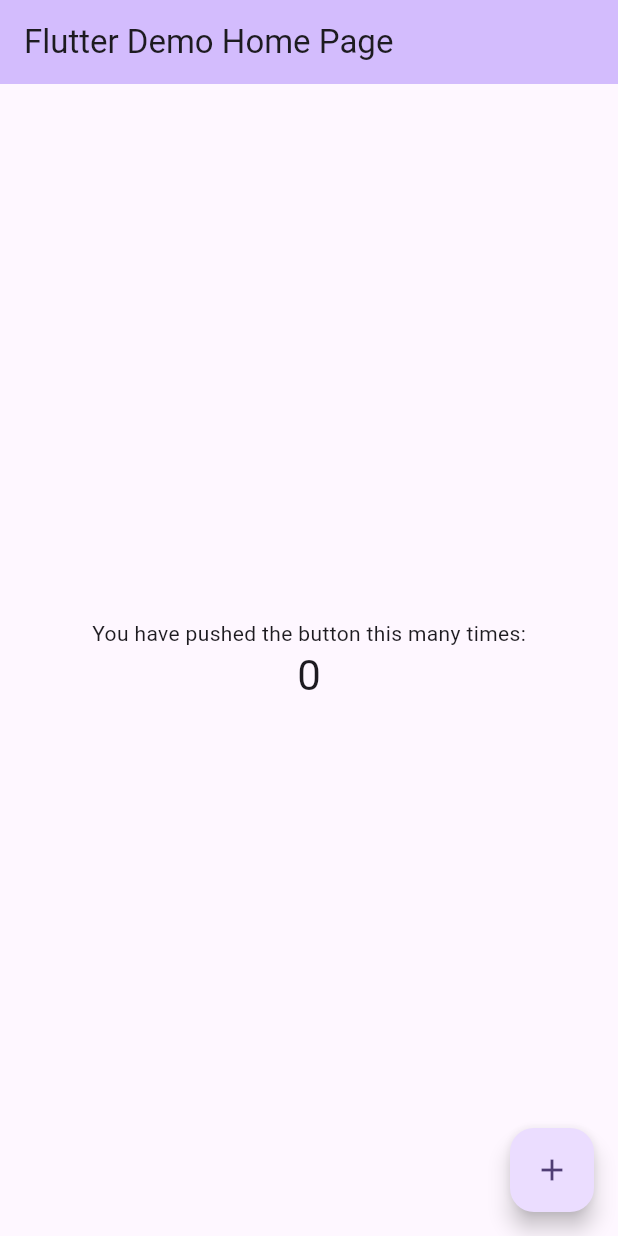
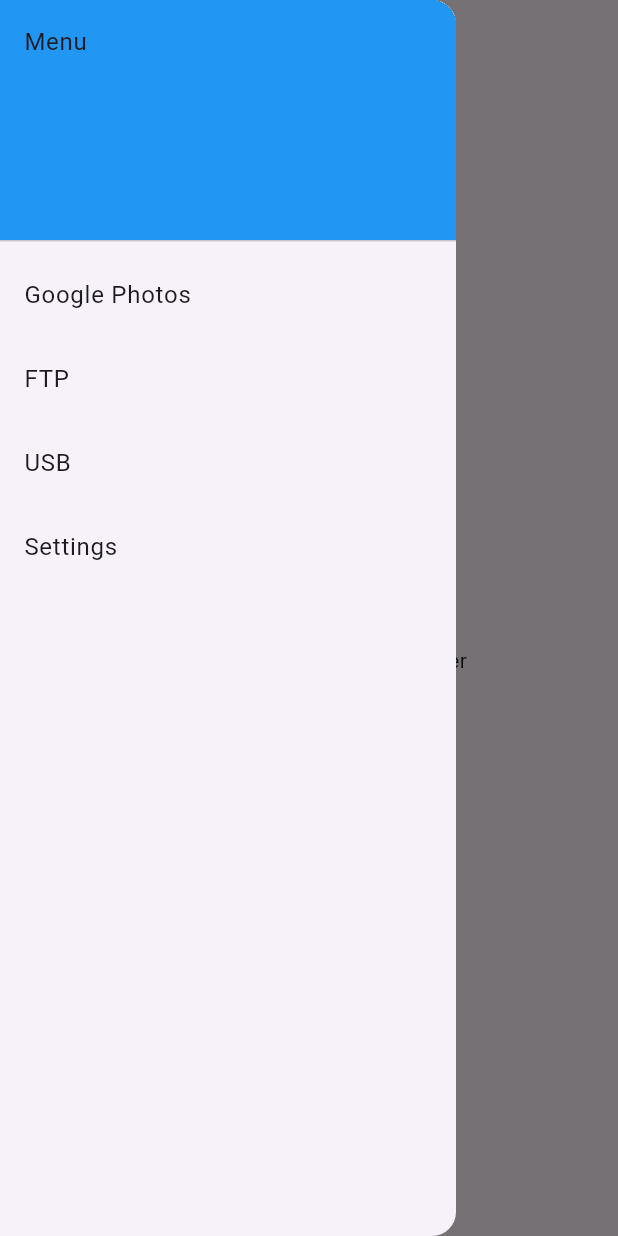
Before and after one commit to lsdizm/my-album, a Flutter app: the screen it shows after launch, with the side drawer open (before the commit the screen has no drawer), on a phone screen of 412 x 824 dp. Run offline on Flutter 3.47's test engine with Material 3 defaults, Android fonts, the phone set to English and light mode, and no system bars; missing offline and left inert: photo_manager.

Commit message:
소스 구조 생성

```diff
--- a/lib/main.dart
+++ b/lib/main.dart
@@ -1,125 +1,133 @@
 import 'package:flutter/material.dart';
 
 void main() {
-  runApp(const MyApp());
+  runApp(MyApp());
 }
 
 class MyApp extends StatelessWidget {
   const MyApp({super.key});
 
-  // This widget is the root of your application.
   @override
   Widget build(BuildContext context) {
     return MaterialApp(
-      title: 'Flutter Demo',
+      title: 'Flutter Drawer Demo',
       theme: ThemeData(
-        // This is the theme of your application.
-        //
-        // TRY THIS: Try running your application with "flutter run". You'll see
-        // the application has a purple toolbar. Then, without quitting the app,
-        // try changing the seedColor in the colorScheme below to Colors.green
-        // and then invoke "hot reload" (save your changes or press the "hot
-        // reload" button in a Flutter-supported IDE, or press "r" if you used
-        // the command line to start the app).
-        //
-        // Notice that the counter didn't reset back to zero; the application
-        // state is not lost during the reload. To reset the state, use hot
-        // restart instead.
-        //
-        // This works for code too, not just values: Most code changes can be
-        // tested with just a hot reload.
-        colorScheme: ColorScheme.fromSeed(seedColor: Colors.deepPurple),
-        useMaterial3: true,
+        primarySwatch: Colors.blue,
       ),
-      home: const MyHomePage(title: 'Flutter Demo Home Page'),
+      home: HomeScreen(),
     );
   }
 }
 
-class MyHomePage extends StatefulWidget {
-  const MyHomePage({super.key, required this.title});
-
-  // This widget is the home page of your application. It is stateful, meaning
-  // that it has a State object (defined below) that contains fields that affect
-  // how it looks.
-
-  // This class is the configuration for the state. It holds the values (in this
-  // case the title) provided by the parent (in this case the App widget) and
-  // used by the build method of the State. Fields in a Widget subclass are
-  // always marked "final".
-
-  final String title;
+class HomeScreen extends StatefulWidget {
+  const HomeScreen({super.key});
 
   @override
-  State<MyHomePage> createState() => _MyHomePageState();
+  _HomeScreenState createState() => _HomeScreenState();
 }
 
-class _MyHomePageState extends State<MyHomePage> {
-  int _counter = 0;
+class _HomeScreenState extends State<HomeScreen> {
+  @override
+  Widget build(BuildContext context) {
+    return Scaffold(
+      appBar: AppBar(
+        title: const Text('Drawer with File List'),
+      ),
+      drawer: AppDrawer(),
+      body: const Center(
+        child: Text('Select an option from the drawer'),
+      ),
+    );
+  }
+}
 
-  void _incrementCounter() {
-    setState(() {
-      // This call to setState tells the Flutter framework that something has
-      // changed in this State, which causes it to rerun the build method below
-      // so that the display can reflect the updated values. If we changed
-      // _counter without calling setState(), then the build method would not be
-      // called again, and so nothing would appear to happen.
-      _counter++;
-    });
-  }
+class AppDrawer extends StatelessWidget {
+  const AppDrawer({super.key});
 
   @override
   Widget build(BuildContext context) {
-    // This method is rerun every time setState is called, for instance as done
-    // by the _incrementCounter method above.
-    //
-    // The Flutter framework has been optimized to make rerunning build methods
-    // fast, so that you can just rebuild anything that needs updating rather
-    // than having to individually change instances of widgets.
-    return Scaffold(
-      appBar: AppBar(
-        // TRY THIS: Try changing the color here to a specific color (to
-        // Colors.amber, perhaps?) and trigger a hot reload to see the AppBar
-        // change color while the other colors stay the same.
-        backgroundColor: Theme.of(context).colorScheme.inversePrimary,
-        // Here we take the value from the MyHomePage object that was created by
-        // the App.build method, and use it to set our appbar title.
-        title: Text(widget.title),
+    return Drawer(
+      child: ListView(
+        padding: EdgeInsets.zero,
+        children: [
+          const DrawerHeader(
+            decoration: BoxDecoration(
+              color: Colors.blue,
+            ),
+            child: Text('Menu'),
+          ),
+          ListTile(
+            title: const Text('Google Photos'),
+            onTap: () {
+              Navigator.push(
+                  context,
+                  MaterialPageRoute(
+                      builder: (context) =>
+                          FileListScreen(source: 'GooglePhotos')));
+            },
+          ),
+          ListTile(
+            title: const Text('FTP'),
+            onTap: () {
+              Navigator.push(
+                  context,
+                  MaterialPageRoute(
+                      builder: (context) => FileListScreen(source: 'FTP')));
+            },
+          ),
+          ListTile(
+            title: const Text('USB'),
+            onTap: () {
+              Navigator.push(
+                  context,
+                  MaterialPageRoute(
+                      builder: (context) => FileListScreen(source: 'USB')));
+            },
+          ),
+          ListTile(
+            title: const Text('Settings'),
+            onTap: () {
+              Navigator.push(context,
+                  MaterialPageRoute(builder: (context) => SettingsScreen()));
+            },
+          ),
+        ],
       ),
-      body: Center(
-        // Center is a layout widget. It takes a single child and positions it
-        // in the middle of the parent.
-        child: Column(
-          // Column is also a layout widget. It takes a list of children and
-          // arranges them vertically. By default, it sizes itself to fit its
-          // children horizontally, and tries to be as tall as its parent.
-          //
-          // Column has various properties to control how it sizes itself and
-          // how it positions its children. Here we use mainAxisAlignment to
-          // center the children vertically; the main axis here is the vertical
-          // axis because Columns are vertical (the cross axis would be
-          // horizontal).
-          //
-          // TRY THIS: Invoke "debug painting" (choose the "Toggle Debug Paint"
-          // action in the IDE, or press "p" in the console), to see the
-          // wireframe for each widget.
-          mainAxisAlignment: MainAxisAlignment.center,
-          children: <Widget>[
-            const Text(
-              'You have pushed the button this many times:',
-            ),
-            Text(
-              '$_counter',
-              style: Theme.of(context).textTheme.headlineMedium,
-            ),
-          ],
-        ),
-      ),
-      floatingActionButton: FloatingActionButton(
-        onPressed: _incrementCounter,
-        tooltip: 'Increment',
-        child: const Icon(Icons.add),
-      ), // This trailing comma makes auto-formatting nicer for build methods.
     );
   }
 }
+
+class FileListScreen extends StatelessWidget {
+  final String source;
+
+  const FileListScreen({super.key, required this.source});
+
+  @override
+  Widget build(BuildContext context) {
+    // `source`에 따라 파일을 가져오는 로직을 구현
+    return Scaffold(
+      appBar: AppBar(
+        title: Text('$source Files'),
+      ),
+      body: Center(
+        child: Text('$source에서 파일 목록을 불러옵니다.'),
+      ),
+    );
+  }
+}
+
+class SettingsScreen extends StatelessWidget {
+  const SettingsScreen({super.key});
+
+  @override
+  Widget build(BuildContext context) {
+    return Scaffold(
+      appBar: AppBar(
+        title: const Text('Settings'),
+      ),
+      body: const Center(
+        child: Text('설정 화면입니다.'),
+      ),
+    );
+  }
+}
--- a/pubspec.yaml
+++ b/pubspec.yaml
@@ -30,6 +30,10 @@ environment:
 dependencies:
   flutter:
     sdk: flutter
+  video_player: ^2.5.1
+  photo_manager: ^2.6.0
+  ftpconnect: ^1.0.1
+  file_picker: ^4.6.1
 
 
   # The following adds the Cupertino Icons font to your application.
```
Also changed, not shown: lib/menus/googl_photo.dart (added, +59 -0 lines), lib/menus/ftp.dart (added), lib/menus/setting.dart (added), lib/menus/usb.dart (added), pubspec.lock, 1 other file.
